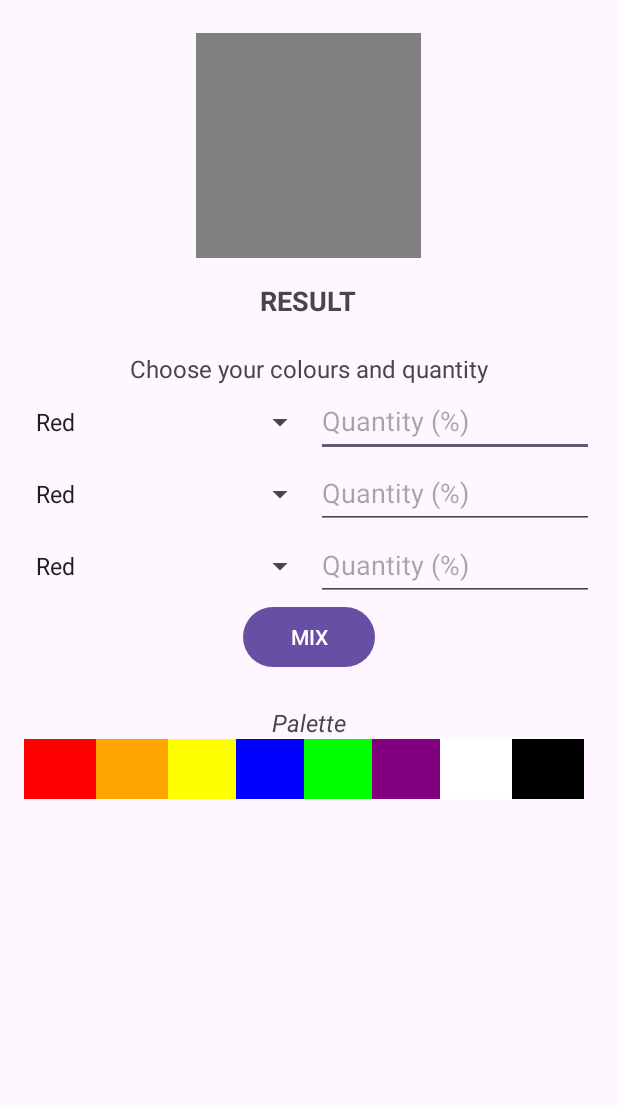
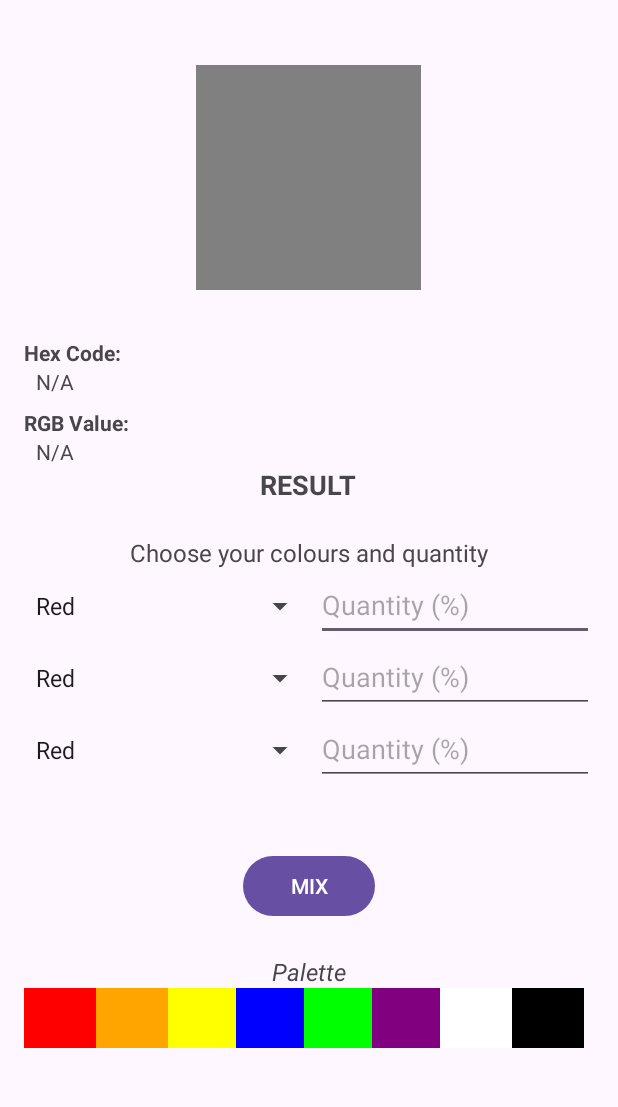
Before and after one commit to lerniasakasa/ColourMixer-Android-, an Android app: the screen it shows after launch (MainActivity), on a phone screen of 412 x 824 dp, the part 85-1192 px from its top. Run offline under Robolectric (Android 15) with nearby library versions, the phone set to English and light mode, and no system bars.

Commit message:
Added Hex Code and RGB display for mixed colour, updated UI with new TextViews to show hex and RGB values below the result.

```diff
--- a/app/src/main/java/com/example/colourmixeer/MainActivity.java
+++ b/app/src/main/java/com/example/colourmixeer/MainActivity.java
@@ -7,6 +7,7 @@ import android.widget.ArrayAdapter;
 import android.widget.Button;
 import android.widget.EditText;
 import android.widget.Spinner;
+import android.widget.TextView;
 import android.widget.Toast;
 
 import androidx.activity.EdgeToEdge;
@@ -87,6 +88,25 @@ public class MainActivity extends AppCompatActivity {
             // Set result color
             resultColor.setBackgroundColor(Color.rgb(red, green, blue));
 
+            // After you calculate the mixedColor
+            int mixedColor = Color.rgb(red, green, blue);
+
+// Extract RGB components
+            int redFinal = Color.red(mixedColor);
+            int greenFinal = Color.green(mixedColor);
+            int blueFinal = Color.blue(mixedColor);
+
+// Convert to Hex code
+            String hexCode = String.format("#%02X%02X%02X", red, green, blue);
+
+// Set the values in the TextViews
+            TextView hexCodeView = findViewById(R.id.hexCodeValue);
+            TextView rgbValueView = findViewById(R.id.rgbValue);
+
+            hexCodeView.setText(hexCode);
+            rgbValueView.setText("RGB(" + red + ", " + green + ", " + blue + ")");
+
+
         } catch (NumberFormatException e) {
             Toast.makeText(this, "Please enter valid proportions", Toast.LENGTH_SHORT).show();
         }
--- a/app/src/main/res/layout/activity_main.xml
+++ b/app/src/main/res/layout/activity_main.xml
@@ -24,7 +24,7 @@
             android:layout_width="wrap_content"
             android:layout_height="wrap_content"
             android:text=""
-            android:textSize="16sp"
+            android:textSize="32sp"
             android:layout_gravity="center"/>
 
         <!-- Result Section -->
@@ -35,6 +35,37 @@
             android:layout_gravity="center"
             android:background="#808080"
             android:layout_marginBottom="16dp"/>
+
+        <!-- Add this to your existing layout under the result color circle -->
+        <TextView
+            android:id="@+id/hexCodeLabel"
+            android:layout_width="wrap_content"
+            android:layout_height="wrap_content"
+            android:text="Hex Code:"
+            android:textStyle="bold"
+            android:layout_marginTop="16dp"/>
+
+        <TextView
+            android:id="@+id/hexCodeValue"
+            android:layout_width="wrap_content"
+            android:layout_height="wrap_content"
+            android:text="@string/n_a"
+            android:layout_marginStart="8dp"/>
+
+        <TextView
+            android:id="@+id/rgbLabel"
+            android:layout_width="wrap_content"
+            android:layout_height="wrap_content"
+            android:text="@string/rgb_value"
+            android:textStyle="bold"
+            android:layout_marginTop="8dp"/>
+
+        <TextView
+            android:id="@+id/rgbValue"
+            android:layout_width="wrap_content"
+            android:layout_height="wrap_content"
+            android:text="@string/n_a"
+            android:layout_marginStart="8dp"/>
 
         <TextView
             android:layout_width="wrap_content"
@@ -121,6 +152,12 @@
                 android:layout_weight="1" />
         </LinearLayout>
 
+        <TextView
+            android:layout_width="wrap_content"
+            android:layout_height="wrap_content"
+            android:text=""
+            android:textSize="32sp"
+            android:layout_gravity="center"/>
         <!-- Mix Button -->
         <Button
             android:id="@+id/mixButton"
--- a/app/src/main/res/values/strings.xml
+++ b/app/src/main/res/values/strings.xml
@@ -7,4 +7,6 @@
     <string name="colourswatch">colour</string>
     <string name="colour_mixer">COLOUR MIXER</string>
     <string name="choose_your_colours_and_quantity">Choose your colours and quantity</string>
+    <string name="rgb_value">RGB Value:</string>
+    <string name="n_a">N/A</string>
 </resources>
```
